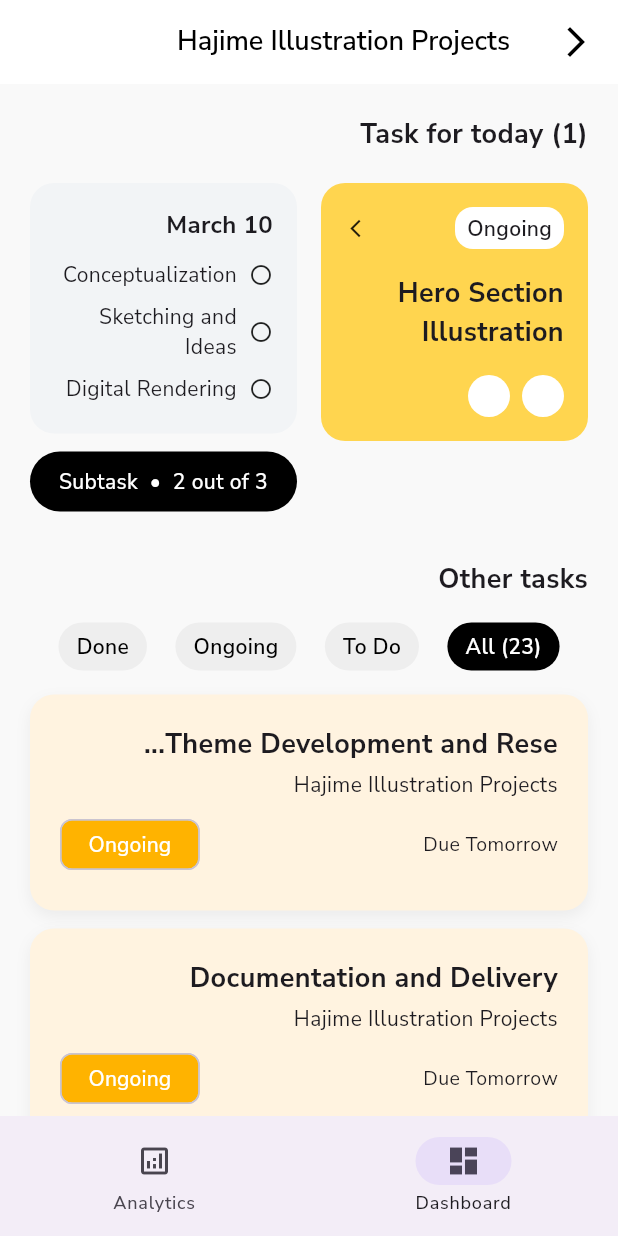
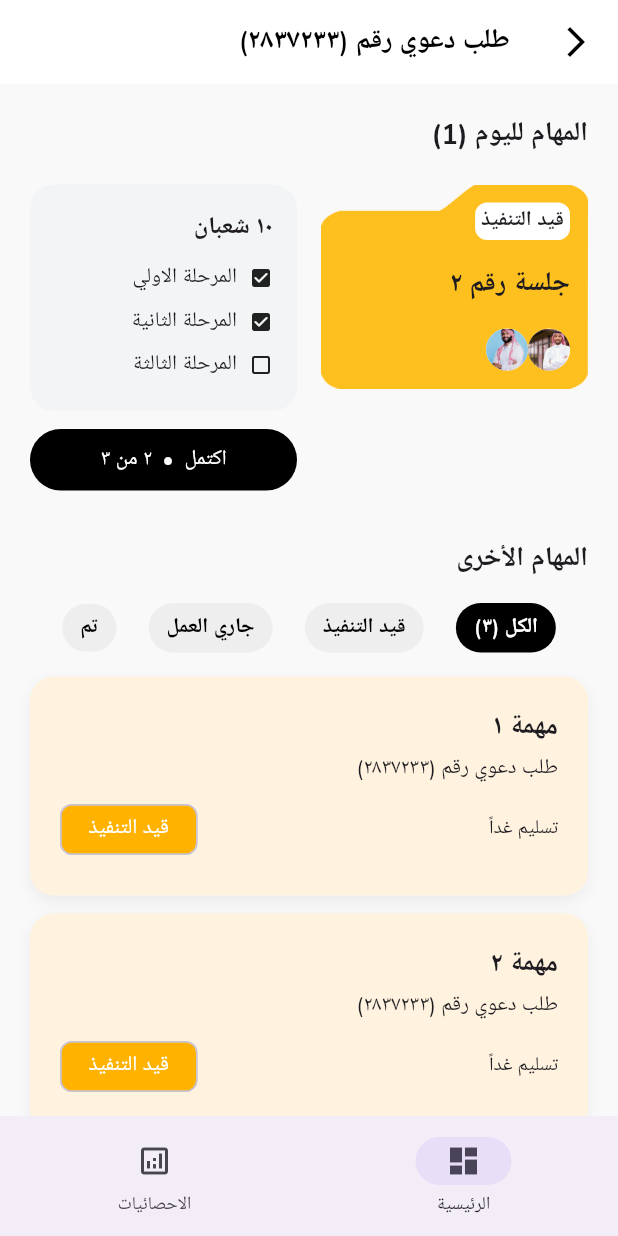
Before and after one commit to saadabouelsooud/MOMOAH, a Flutter app: the DashboardDetailsScreen screen opened by its route, on a phone screen of 412 x 824 dp. Run offline on Flutter 3.47's test engine with Material 3 defaults, Android fonts, the light colour scheme and no system bars; our stand-ins replace fl_chart, go_router, google_fonts; missing offline and left inert: dart:ffi.

Commit message:
Update hard coded text and resources

```diff
--- a/lib/screens/dashboard/dashboard_details_screen.dart
+++ b/lib/screens/dashboard/dashboard_details_screen.dart
@@ -1,9 +1,9 @@
-
 import 'package:flutter/material.dart';
 import 'package:google_fonts/google_fonts.dart';
 import '../../widgets/common/_tab_chip.dart';
 import '../../widgets/common/_task_card.dart';
 import 'package:go_router/go_router.dart';
+import '../../utils/strings.dart'; // Import the strings file
 
 class DashboardDetailsScreen extends StatelessWidget {
   const DashboardDetailsScreen({super.key});
@@ -17,14 +17,17 @@ class DashboardDetailsScreen extends StatelessWidget {
         elevation: 0,
         leading: IconButton(
           icon: const Icon(Icons.arrow_back_ios_new, color: Colors.black),
-          onPressed: () => context.canPop() ? context.pop() : context.go('/dashboard'),
+          onPressed: () =>
+              context.canPop() ? context.pop() : context.go('/dashboard'),
         ),
-        title: Text('Hajime Illustration Projects',
+        title: Text(
+          AppStrings.dashboardProjectCard1Title,
           style: GoogleFonts.nunitoSans(
             color: Colors.black,
             fontSize: 18,
             fontWeight: FontWeight.w600,
-            )),
+          ),
+        ),
         centerTitle: false,
       ),
       body: SingleChildScrollView(
@@ -32,54 +35,67 @@ class DashboardDetailsScreen extends StatelessWidget {
         child: Column(
           crossAxisAlignment: CrossAxisAlignment.start,
           children: [
-            Text('Task for today (1)',
+            Text(
+              AppStrings.dashboardDetailsTodayTask,
               style: GoogleFonts.nunitoSans(
                 fontSize: 18,
                 fontWeight: FontWeight.bold,
-                )),
+              ),
+            ),
             const SizedBox(height: 20),
             Row(
               crossAxisAlignment: CrossAxisAlignment.start,
               children: [
                 Expanded(
                   child: Container(
-                    decoration: BoxDecoration(
-                      color: const Color(0xFFFFD54F),
-                      borderRadius: BorderRadius.circular(16),
+                    decoration: const BoxDecoration(
+                      image: DecorationImage(
+                        image: AssetImage('assets/vector_yellow.png'),
+                        fit: BoxFit
+                            .fill, // or BoxFit.fill / BoxFit.contain / BoxFit.fitWidth etc.
                       ),
-                    padding: const EdgeInsets.all(16),
+                    ),
+                    padding: const EdgeInsets.all(12),
                     child: Column(
                       crossAxisAlignment: CrossAxisAlignment.start,
                       children: [
                         Row(
                           children: [
                             Container(
-                              padding: const EdgeInsets.symmetric(horizontal: 8, vertical: 4),
+                              padding: const EdgeInsets.symmetric(
+                                  horizontal: 4, vertical: 2),
                               decoration: BoxDecoration(
                                 color: Colors.white,
-                                borderRadius: BorderRadius.circular(12),
+                                borderRadius: BorderRadius.circular(8),
                               ),
-                              child: Text('Ongoing',
+                              child: Text(
+                                AppStrings.dashboardDetailsOngoing,
                                 style: GoogleFonts.nunitoSans(
                                   fontWeight: FontWeight.w600,
-                                  )),
                                 ),
-                            const Spacer(),
-                            const Icon(Icons.arrow_forward_ios, size: 14),
+                              ),
+                            ),
                           ],
                         ),
                         const SizedBox(height: 16),
-                        Text('Hero Section Illustration',
+                        Text(
+                          AppStrings.dashboardTaskCard11Subtitle,
                           style: GoogleFonts.nunitoSans(
                             fontSize: 18,
                             fontWeight: FontWeight.bold,
-                            )),
+                          ),
+                        ),
                         const SizedBox(height: 16),
-                        Row(
-                          children: const [
-                            CircleAvatar(radius: 14, backgroundColor: Colors.white),
-                            SizedBox(width: 8),
-                            CircleAvatar(radius: 14, backgroundColor: Colors.white),
+                        const Row(
+                          children: [
+                            CircleAvatar(
+                                backgroundColor: Colors.white,
+                                radius: 14,
+                                backgroundImage: AssetImage('assets/a1.jpg')),
+                            CircleAvatar(
+                                backgroundColor: Colors.white,
+                                radius: 14,
+                                backgroundImage: AssetImage('assets/a2.jpg')),
                           ],
                         ),
                       ],
@@ -99,24 +115,39 @@ class DashboardDetailsScreen extends StatelessWidget {
                         child: Column(
                           crossAxisAlignment: CrossAxisAlignment.start,
                           children: [
-                            Text('10 March',
+                            Text(
+                              AppStrings.dashboardDetailsMarch10,
                               style: GoogleFonts.nunitoSans(
                                 fontWeight: FontWeight.bold,
                                 fontSize: 16,
-                                )),
+                              ),
+                            ),
                             const SizedBox(height: 8),
-                            ...['Conceptualization', 'Sketching and Ideas', 'Digital Rendering']
+                            ...[
+                              'المرحلة الاولي',
+                              'المرحلة الثانية',
+                              'المرحلة الثالثة'
+                            ]
                                 .map(
                                   (e) => Padding(
-                                    padding: const EdgeInsets.symmetric(vertical: 4.0),
+                                    padding: const EdgeInsets.symmetric(
+                                        vertical: 4.0),
                                     child: Row(
                                       children: [
-                                        const Icon(Icons.radio_button_unchecked, size: 16),
+                                        Icon(
+                                            e == 'المرحلة الثالثة'
+                                                ? Icons
+                                                    .check_box_outline_blank_rounded
+                                                : Icons.check_box_rounded,
+                                            size: 16),
                                         const SizedBox(width: 8),
                                         Expanded(
-                                          child: Text(e,
+                                          child: Text(
+                                            e,
                                             style: GoogleFonts.nunitoSans(
-                                                  fontSize: 14)),
+                                              fontSize: 14,
+                                            ),
+                                          ),
                                         ),
                                       ],
                                     ),
@@ -135,11 +166,13 @@ class DashboardDetailsScreen extends StatelessWidget {
                           borderRadius: BorderRadius.circular(24),
                         ),
                         child: Center(
-                          child: Text('Subtask  •  2 out of 3',
+                          child: Text(
+                            AppStrings.dashboardDetailsSubtask,
                             style: GoogleFonts.nunitoSans(
                                 color: Colors.white,
                                 fontSize: 14,
-                                  fontWeight: FontWeight.w500)),
+                                fontWeight: FontWeight.w500),
+                          ),
                         ),
                       ),
                     ],
@@ -148,45 +181,47 @@ class DashboardDetailsScreen extends StatelessWidget {
               ],
             ),
             const SizedBox(height: 32),
-            Text('Other tasks',
+            Text(
+              AppStrings.dashboardDetailsOtherTasks,
               style: GoogleFonts.nunitoSans(
                 fontSize: 18,
                 fontWeight: FontWeight.bold,
-                )),
+              ),
+            ),
             const SizedBox(height: 16),
             Row(
               mainAxisAlignment: MainAxisAlignment.spaceEvenly,
               children: const [
-                TabChip(label: 'All (23)', selected: true),
-                TabChip(label: 'To Do'),
-                TabChip(label: 'Ongoing'),
-                TabChip(label: 'Done'),
+                TabChip(label: AppStrings.tabAllWithCount, selected: true),
+                TabChip(label: AppStrings.tabToDo),
+                TabChip(label: AppStrings.tabOngoing),
+                TabChip(label: AppStrings.tabDone),
               ],
             ),
             const SizedBox(height: 16),
             const TaskCard(
-              title: 'Theme Development and Rese...',
-              subtitle: 'Hajime Illustration Projects',
-              due: 'Due Tomorrow',
-              status: 'Ongoing',
+              title: AppStrings.dashboardTaskCardTask1,
+              subtitle: AppStrings.dashboardProjectCard1Title,
+              due: AppStrings.dashboardTaskCard1Due,
+              status: AppStrings.dashboardTaskCard1Status,
               color: Color(0xFFFFF3E0),
               statusColor: Color(0xFFFFB300),
             ),
             const SizedBox(height: 12),
             const TaskCard(
-              title: 'Documentation and Delivery',
-              subtitle: 'Hajime Illustration Projects',
-              due: 'Due Tomorrow',
-              status: 'Ongoing',
+              title: AppStrings.dashboardTaskCardTask2,
+              subtitle: AppStrings.dashboardProjectCard1Title,
+              due: AppStrings.dashboardTaskCard2Due,
+              status: AppStrings.dashboardTaskCard2Status,
               color: Color(0xFFFFF3E0),
               statusColor: Color(0xFFFFB300),
             ),
             const SizedBox(height: 12),
             const TaskCard(
-              title: 'Illustration Series Creation',
-              subtitle: 'Hajime Illustration Projects',
-              due: '',
-              status: 'Done',
+              title: AppStrings.dashboardTaskCardTask3,
+              subtitle: AppStrings.dashboardProjectCard1Title,
+              due: AppStrings.dashboardTaskCard3Due,
+              status: AppStrings.dashboardTaskCard3Status,
               color: Color(0xFFE1F5FE),
               statusColor: Colors.lightBlue,
             ),
@@ -198,15 +233,18 @@ class DashboardDetailsScreen extends StatelessWidget {
                   shape: RoundedRectangleBorder(
                     borderRadius: BorderRadius.circular(28),
                   ),
-                  padding: const EdgeInsets.symmetric(horizontal: 36, vertical: 16),
+                  padding:
+                      const EdgeInsets.symmetric(horizontal: 36, vertical: 16),
                 ),
                 onPressed: () {},
-                child: Text('Mark as Done',
+                child: Text(
+                  AppStrings.dashboardDetailsMarkAsDone,
                   style: GoogleFonts.nunitoSans(
                     color: Colors.white,
                     fontSize: 16,
                     fontWeight: FontWeight.w600,
-                    )),
+                  ),
+                ),
               ),
             ),
           ],
--- a/lib/screens/dashboard/dashboard_screen.dart
+++ b/lib/screens/dashboard/dashboard_screen.dart
@@ -1,11 +1,9 @@
-
-// DashboardScreen code from user input
 import 'package:flutter/material.dart';
 import 'package:google_fonts/google_fonts.dart';
+import '../../utils/strings.dart';
 import '../../widgets/common/_tab_chip.dart';
 import '../../widgets/common/_task_card.dart';
 import '../../widgets/dashboard/_project_card.dart';
-import 'package:go_router/go_router.dart';
 
 class DashboardScreen extends StatefulWidget {
   const DashboardScreen({super.key});
@@ -14,7 +12,8 @@ class DashboardScreen extends StatefulWidget {
   State<DashboardScreen> createState() => _DashboardScreenState();
 }
 
-class _DashboardScreenState extends State<DashboardScreen> with SingleTickerProviderStateMixin {
+class _DashboardScreenState extends State<DashboardScreen>
+    with SingleTickerProviderStateMixin {
   late final AnimationController _controller;
 
   @override
@@ -42,65 +41,76 @@ class _DashboardScreenState extends State<DashboardScreen> with SingleTickerProv
           child: Column(
             crossAxisAlignment: CrossAxisAlignment.start,
             children: [
-              Row(
+              const Row(
                 mainAxisAlignment: MainAxisAlignment.spaceBetween,
-                children: const [
+                children: [
                   Icon(Icons.grid_view_rounded, size: 28),
-                  CircleAvatar(radius: 20, backgroundImage: AssetImage('assets/avatar.jpg')),
+                  CircleAvatar(
+                      radius: 20,
+                      backgroundImage: AssetImage('assets/avatar.png')),
                 ],
               ),
               const SizedBox(height: 24),
-              Text('Project', style: GoogleFonts.nunitoSans(fontSize: 36, fontWeight: FontWeight.w700)),
-              Text('Dashboard (5)', style: GoogleFonts.nunitoSans(fontSize: 28, fontWeight: FontWeight.w500)),
+              Text(AppStrings.dashboardDashboard,
+                  style: GoogleFonts.nunitoSans(
+                      fontSize: 36, fontWeight: FontWeight.w700)),
               const SizedBox(height: 24),
-              Row(
-                children: const [
+              const Row(
+                children: [
                   Expanded(
                     child: ProjectCard(
-                      title: 'Hajime Illustration Projects',
+                      title: AppStrings.dashboardProjectCard1Title,
                       color: Color(0xFFFFD54F),
-                      members: ['A', 'B', 'C', 'D'],
-                      tasks: 24,
+                      members: ['a1', 'a2', 'a3', 'a4'],
+                      tasks: 8,
+                      image: 'assets/vector_yellow.png',
                     ),
                   ),
                   SizedBox(width: 12),
                   Expanded(
                     child: ProjectCard(
-                      title: 'IKN Ministry Projects',
+                      title: AppStrings.dashboardProjectCard2Title,
                       color: Color(0xFF81D4FA),
-                      members: ['E', 'F', 'G'],
-                      tasks: 24,
+                      members: ['a1', 'a2', 'a3'],
+                      tasks: 12,
+                      image: 'assets/vector_blue.png',
                     ),
                   ),
                 ],
               ),
               const SizedBox(height: 32),
-              Text('All Tasks', style: GoogleFonts.nunitoSans(fontSize: 22, fontWeight: FontWeight.bold)),
+              Text(AppStrings.dashboardAllTasks,
+                  style: GoogleFonts.nunitoSans(
+                      fontSize: 22, fontWeight: FontWeight.bold)),
               const SizedBox(height: 12),
-              Row(
+              const Row(
                 mainAxisAlignment: MainAxisAlignment.spaceEvenly,
-                children: const [
-                  TabChip(label: 'All', selected: true),
-                  TabChip(label: 'To Do'),
-                  TabChip(label: 'Ongoing'),
-                  TabChip(label: 'Done'),
+                children: [
+                  TabChip(label: AppStrings.tabChipAll, selected: true),
+                  // Using string from AppStrings
+                  TabChip(label: AppStrings.tabChipToDo),
+                  // Using string from AppStrings
+                  TabChip(label: AppStrings.tabChipOngoing),
+                  // Using string from AppStrings
+                  TabChip(label: AppStrings.tabChipDone),
+                  // Using string from AppStrings
                 ],
               ),
               const SizedBox(height: 20),
               const TaskCard(
-                title: 'Hero Section Illustration',
-                subtitle: 'Hajime Illustration Projects',
-                due: 'Due Tomorrow',
-                status: 'Ongoing',
+                title: AppStrings.dashboardTaskCard1Subtitle,
+                subtitle: AppStrings.dashboardProjectCard1Title,
+                due: AppStrings.dashboardDueTomorrow,
+                status: AppStrings.dashboardTaskStatus,
                 color: Color(0xFFFFF3E0),
                 statusColor: Color(0xFFFFB300),
               ),
               const SizedBox(height: 12),
               const TaskCard(
-                title: 'Education Site Homepage',
-                subtitle: 'IKN Ministry UI/UX Projects',
-                due: '21 February 2024',
-                status: 'Done',
+                title: AppStrings.dashboardTaskCard2Subtitle,
+                subtitle: AppStrings.dashboardProjectCard2Title,
+                due: '١٢ شعبان ١٤٤٦هـ',
+                status: AppStrings.dashboardDone,
                 color: Color(0xFFE1F5FE),
                 statusColor: Colors.lightBlue,
               ),
--- a/lib/shell/home_shell.dart
+++ b/lib/shell/home_shell.dart
@@ -25,12 +25,12 @@ class HomeShell extends StatelessWidget {
           NavigationDestination(
             icon: Icon(Icons.dashboard_outlined),
             selectedIcon: Icon(Icons.dashboard),
-            label: 'Dashboard',
+            label: 'الرئيسية',
           ),
           NavigationDestination(
             icon: Icon(Icons.analytics_outlined),
             selectedIcon: Icon(Icons.analytics),
-            label: 'Analytics',
+            label: 'الاحصائيات',
           ),
         ],
       ),
--- /dev/null
+++ b/lib/utils/strings.dart
@@ -0,0 +1,88 @@
+// lib/utils/strings.dart
+
+class AppStrings {
+
+  // --- AnalyticsDetailsScreen Strings ---
+  static const taskListTitle = 'قائمة المهام';
+
+  static const chipComplete = 'مكتملة';
+  static const chipToDo = 'قيد التنفيذ';
+  static const chipInReview = 'قيد المراجعة';
+
+  static const taskDashboardDesign = 'تصميم لوحة تحكم للمشرف';
+  static const taskKonomApp = 'تطبيق كُنوم الإلكتروني';
+  static const taskRnD = 'البحث والتطوير';
+  static const taskEventBooking = 'تطبيق حجز الفعاليات';
+
+  static const labelHigh = 'عالية';
+  static const labelLow = 'منخفضة';
+  static const labelMedium = 'متوسطة';
+  static const labelOnTrack = 'ضمن الجدول';
+  static const labelMeeting = 'اجتماع';
+  static const labelAtRisk = 'في خطر';
+
+  static const date1 = '١٤ أكتوبر ٢٠٢٢';
+  static const date2 = '١٤ نوفمبر ٢٠٢٢';
+
+  // --- AnalyticsScreen Strings ---
+  static const analyticsTitle = 'لوحة البيانات';
+
+  static const analyticsStatusInProgress = 'قيد التنفيذ';
+  static const analyticsStatusInReview = 'قيد المراجعة';
+  static const analyticsStatusOnHold = 'قيد الانتظار';
+  static const analyticsStatusCompleted = 'مكتملة';
+
+  static const analyticsProjectStats = 'إحصائيات المشروع';
+  static const analyticsTotalWorkHours = 'إجمالي ساعات العمل';
+  static const analyticsTotalTaskActivity = 'إجمالي نشاط المهام';
+
+  // --- DashboardDetailsScreen Strings ---
+  static const dashboardDetailsTodayTask = 'المهام لليوم (1)';
+  static const dashboardDetailsOngoing = 'قيد التنفيذ';
+  static const dashboardDetailsHeroSection = 'إيضاح قسم البطل';
+  static const dashboardDetailsMarch10 = '١٠ شعبان';
+  static const dashboardDetailsSubtask = 'اكتمل  •  ٢ من ٣';
+  static const dashboardDetailsOtherTasks = 'المهام الأخرى';
+  static const dashboardDetailsMarkAsDone = 'اكتمل';
+
+// DashboardScreen
+  static const String dashboardProject = "المشروع";
+  static const String dashboardDashboard = "لوحة التحكم";
+  static const String dashboardTaskCount = "العدد: 5";
+  static const String dashboardProjectCard1Title = "طلب دعوي رقم (٢٨٣٧٢٣٣)";
+  static const String dashboardProjectCard2Title = "تحليل احكام رقم (٢٢٣٢٤١١)";
+  static const String dashboardAllTasks = "جميع المهام";
+  static const String dashboardTaskStatus = "مستمر";
+  static const String dashboardDueTomorrow = "الموعد غداً";
+  static const String dashboardDone = "منجز";
+  static const String dashboardTaskCard1Subtitle = "جلسة رقم ٣";
+  static const String dashboardTaskCard11Subtitle = "جلسة رقم ٢";
+  static const String dashboardTaskCard2Subtitle = "حكم رقم ١";
+  static const String tabChipAll = "الكل";
+  static const String tabChipToDo = "قيد الانتظار";
+  static const String tabChipOngoing = "مستمر";
+  static const String tabChipDone = "منجز";
+  static const String card_active_task = "المهام الحالية";
+
+  // TaskCard constants (if not already declared)
+  static const dashboardTaskCard1Title = 'تطوير وتوثيق السِمة...';
+  static const dashboardTaskCard1Due = 'تسليم غداً';
+  static const dashboardTaskCard1Status = 'قيد التنفيذ';
+
+  static const dashboardTaskCard2Title = 'توثيق وتسليم';
+  static const dashboardTaskCard2Due = 'تسليم غداً';
+  static const dashboardTaskCard2Status = 'قيد التنفيذ';
+
+  static const dashboardTaskCard3Title = 'إنشاء سلسلة الرسوم';
+  static const dashboardTaskCardTask1 = 'مهمة ١';
+  static const dashboardTaskCardTask2 = 'مهمة ٢';
+  static const dashboardTaskCardTask3 = 'مهمة ٣';
+  static const dashboardTaskCard3Due = '';
+  static const dashboardTaskCard3Status = 'منجز';
+
+  // Tab labels
+  static const tabAllWithCount = 'الكل (٣)';
+  static const tabToDo = 'قيد التنفيذ';
+  static const tabOngoing = 'جاري العمل';
+  static const tabDone = 'تم';
+}
--- a/lib/widgets/analytics/_bar_chart_section.dart
+++ b/lib/widgets/analytics/_bar_chart_section.dart
@@ -41,9 +41,9 @@ class BarChartSection extends StatelessWidget {
 
   BarChartGroupData _buildBarGroup(int x, double p, double r, double c) {
     return BarChartGroupData(x: x, barRods: [
-      BarChartRodData(toY: p, color: Colors.purple.shade300, width: 6),
-      BarChartRodData(toY: r, color: Colors.pinkAccent.shade100, width: 6),
-      BarChartRodData(toY: c, color: Colors.green.shade400, width: 6),
+      BarChartRodData(toY: r, color: Color(0xFF07706D), width: 6),
+      BarChartRodData(toY: p, color: Color(0xFFB1313D), width: 6),
+      BarChartRodData(toY: c, color: Color(0xFF8AB729), width: 6),
     ]);
   }
 }
--- a/lib/widgets/analytics/_status_card.dart
+++ b/lib/widgets/analytics/_status_card.dart
@@ -35,7 +35,7 @@ class StatusCard extends StatelessWidget {
               ],
             ),
             const Positioned(
-              right: 0,
+              left: 0,
               top: 0,
               child: Icon(Icons.more_horiz),
             ),
```
Also changed, not shown: lib/screens/analytics/analytics_details_screen.dart (+21 -21 lines), lib/screens/analytics/analytics_screen.dart (+49 -21 lines), lib/widgets/dashboard/_project_card.dart (+36 -13 lines), pubspec.yaml (+9 -0 lines), assets/a1.jpg (added), assets/a2.jpg (added), assets/a3.jpg (added), assets/a4.jpg (added), assets/a5.jpg (added), assets/avatar.png (added), assets/vector_blue.png (added), assets/vector_yellow.png (added), pubspec.lock. Lines whose indentation alone changed are shown as unchanged.
